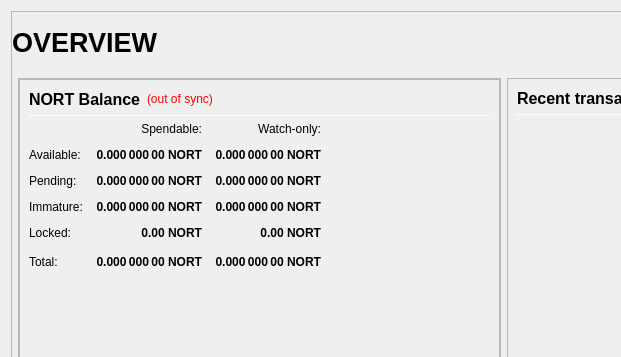
Qt form src/qt/forms/overviewpage.ui (subme96379/Northern-1) before a commit; both pictures show x 0 to 621 and y 0 to 357 of the 978 by 841 pixel window.
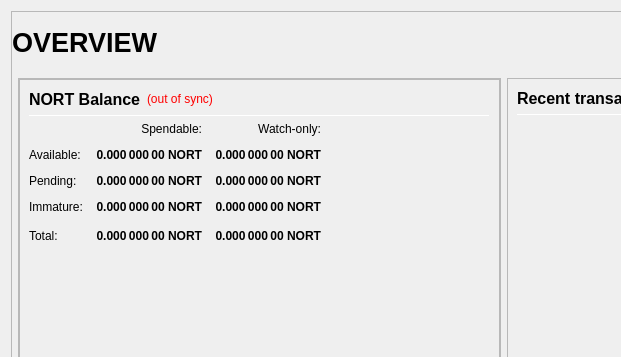
The same form after that commit.

```diff
--- a/src/qt/forms/overviewpage.ui
+++ b/src/qt/forms/overviewpage.ui
@@ -494,66 +494,6 @@
                         </widget>
                        </item>
                        <item row="4" column="0">
-                        <widget class="QLabel" name="labelLockedBalanceText">
-                         <property name="toolTip">
-                          <string>Locked NORT or Masternode collateral.</string>
-                         </property>
-                         <property name="text">
-                          <string>Locked:</string>
-                         </property>
-                        </widget>
-                       </item>
-                       <item row="4" column="1">
-                        <widget class="QLabel" name="labelLockedBalance">
-                         <property name="font">
-                          <font>
-                           <weight>75</weight>
-                           <bold>true</bold>
-                          </font>
-                         </property>
-                         <property name="cursor">
-                          <cursorShape>IBeamCursor</cursorShape>
-                         </property>
-                         <property name="toolTip">
-                          <string>Locked NORT or Masternode collateral</string>
-                         </property>
-                         <property name="text">
-                          <string notr="true">0.00 NORT</string>
-                         </property>
-                         <property name="alignment">
-                          <set>Qt::AlignRight|Qt::AlignTrailing|Qt::AlignVCenter</set>
-                         </property>
-                         <property name="textInteractionFlags">
-                          <set>Qt::LinksAccessibleByMouse|Qt::TextSelectableByKeyboard|Qt::TextSelectableByMouse</set>
-                         </property>
-                        </widget>
-                       </item>
-                       <item row="4" column="2">
-                        <widget class="QLabel" name="labelWatchLocked">
-                         <property name="font">
-                          <font>
-                           <weight>75</weight>
-                           <bold>true</bold>
-                          </font>
-                         </property>
-                         <property name="cursor">
-                          <cursorShape>IBeamCursor</cursorShape>
-                         </property>
-                         <property name="toolTip">
-                          <string>Current locked balance in watch-only addresses</string>
-                         </property>
-                         <property name="text">
-                          <string notr="true">0.00 NORT</string>
-                         </property>
-                         <property name="alignment">
-                          <set>Qt::AlignRight|Qt::AlignTrailing|Qt::AlignVCenter</set>
-                         </property>
-                         <property name="textInteractionFlags">
-                          <set>Qt::LinksAccessibleByMouse|Qt::TextSelectableByKeyboard|Qt::TextSelectableByMouse</set>
-                         </property>
-                        </widget>
-                       </item>
-                       <item row="5" column="0">
                         <widget class="QLabel" name="labelTotalText">
                          <property name="toolTip">
                           <string>Your current NORT balance, unconfirmed and immature transactions included</string>
@@ -563,7 +503,7 @@
                          </property>
                         </widget>
                        </item>
-                       <item row="5" column="1">
+                       <item row="4" column="1">
                         <widget class="QLabel" name="labelTotal">
                          <property name="font">
                           <font>
@@ -588,7 +528,7 @@
                          </property>
                         </widget>
                        </item>
-                       <item row="5" column="2">
+                       <item row="4" column="2">
                         <widget class="QLabel" name="labelWatchTotal">
                          <property name="font">
                           <font>
@@ -613,7 +553,7 @@
                          </property>
                         </widget>
                        </item>
-                       <item row="5" column="3">
+                       <item row="4" column="3">
                         <spacer name="horizontalSpacer_9">
                          <property name="orientation">
                           <enum>Qt::Horizontal</enum>
```
Left out of the diff: 1 changed line with no effect on the pictures.
